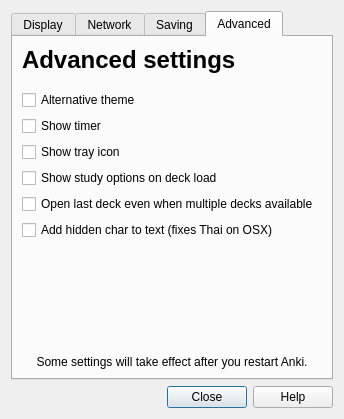
The window that designer/preferences.ui (ankitects/anki) describes before a commit, drawn with Qt 5.
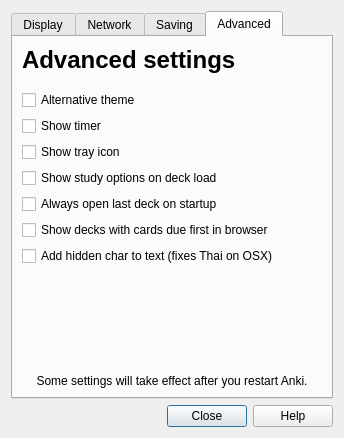
The same window after the commit. The open tabs and pages were chosen to show the change.

Commit message: customizable deck order, nicer layout of browser and study options

The edit to the form file:
```diff
--- a/designer/preferences.ui
+++ b/designer/preferences.ui
@@ -1,12 +1,12 @@
 <ui version="4.0" >
  <class>Preferences</class>
- <widget class="QDialog" name="Preferences" >
-  <property name="geometry" >
+ <widget class="QDialog" name="Preferences">
+  <property name="geometry">
    <rect>
     <x>0</x>
     <y>0</y>
-    <width>320</width>
-    <height>419</height>
+    <width>332</width>
+    <height>438</height>
    </rect>
   </property>
   <property name="windowTitle" >
@@ -556,17 +556,24 @@
            </property>
           </widget>
          </item>
-         <item row="9" column="0" >
-          <widget class="QCheckBox" name="addZeroSpace" >
-           <property name="text" >
+         <item row="10" column="0">
+          <widget class="QCheckBox" name="addZeroSpace">
+           <property name="text">
             <string>Add hidden char to text (fixes Thai on OSX)</string>
            </property>
           </widget>
          </item>
-         <item row="8" column="0" >
-          <widget class="QCheckBox" name="openLastDeck" >
-           <property name="text" >
-            <string>Open last deck even when multiple decks available</string>
+         <item row="8" column="0">
+          <widget class="QCheckBox" name="openLastDeck">
+           <property name="text">
+            <string>Always open last deck on startup</string>
+           </property>
+          </widget>
+         </item>
+         <item row="9" column="0">
+          <widget class="QCheckBox" name="deckBrowserOrder">
+           <property name="text">
+            <string>Show decks with cards due first in browser</string>
            </property>
           </widget>
          </item>
```
Left out of the diff: 422 changed lines with no effect on the pictures. The commit also changes 4 other files.
